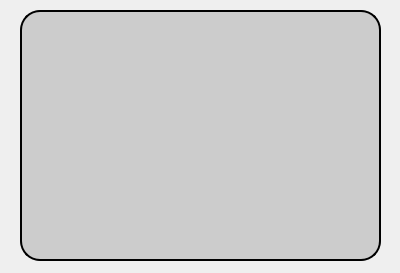
Old version of the form RPi Car/Client/mainwindow.ui in the repository jamesh1999/Misc-Programming.
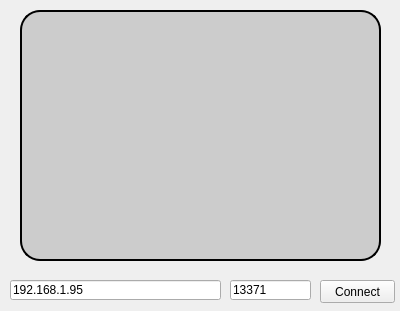
New version of the form.

What changed in the file:
```diff
--- a/RPi Car/Client/mainwindow.ui
+++ b/RPi Car/Client/mainwindow.ui
@@ -7,7 +7,7 @@
     <x>0</x>
     <y>0</y>
     <width>400</width>
-    <height>273</height>
+    <height>311</height>
    </rect>
   </property>
   <property name="windowTitle">
@@ -38,6 +38,45 @@
      <bool>true</bool>
     </property>
    </widget>
+   <widget class="QPushButton" name="pushButton_2">
+    <property name="geometry">
+     <rect>
+      <x>320</x>
+      <y>280</y>
+      <width>75</width>
+      <height>23</height>
+     </rect>
+    </property>
+    <property name="text">
+     <string>Connect</string>
+    </property>
+   </widget>
+   <widget class="QLineEdit" name="lineEdit">
+    <property name="geometry">
+     <rect>
+      <x>10</x>
+      <y>280</y>
+      <width>211</width>
+      <height>20</height>
+     </rect>
+    </property>
+    <property name="text">
+     <string>192.168.1.95</string>
+    </property>
+   </widget>
+   <widget class="QLineEdit" name="lineEdit_2">
+    <property name="geometry">
+     <rect>
+      <x>230</x>
+      <y>280</y>
+      <width>81</width>
+      <height>20</height>
+     </rect>
+    </property>
+    <property name="text">
+     <string>13371</string>
+    </property>
+   </widget>
   </widget>
  </widget>
  <layoutdefault spacing="6" margin="11"/>
```
